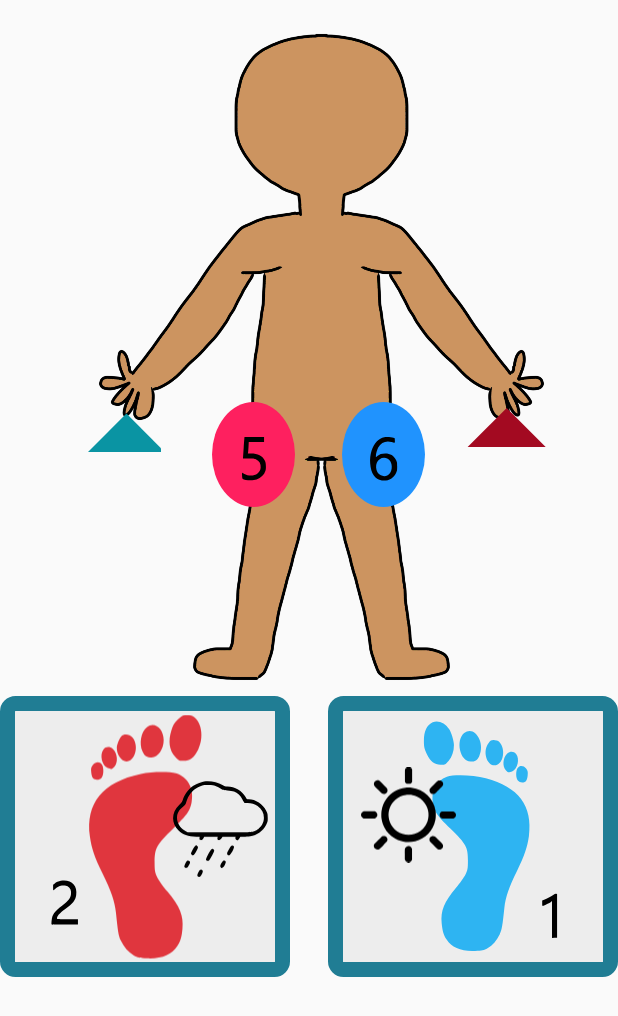
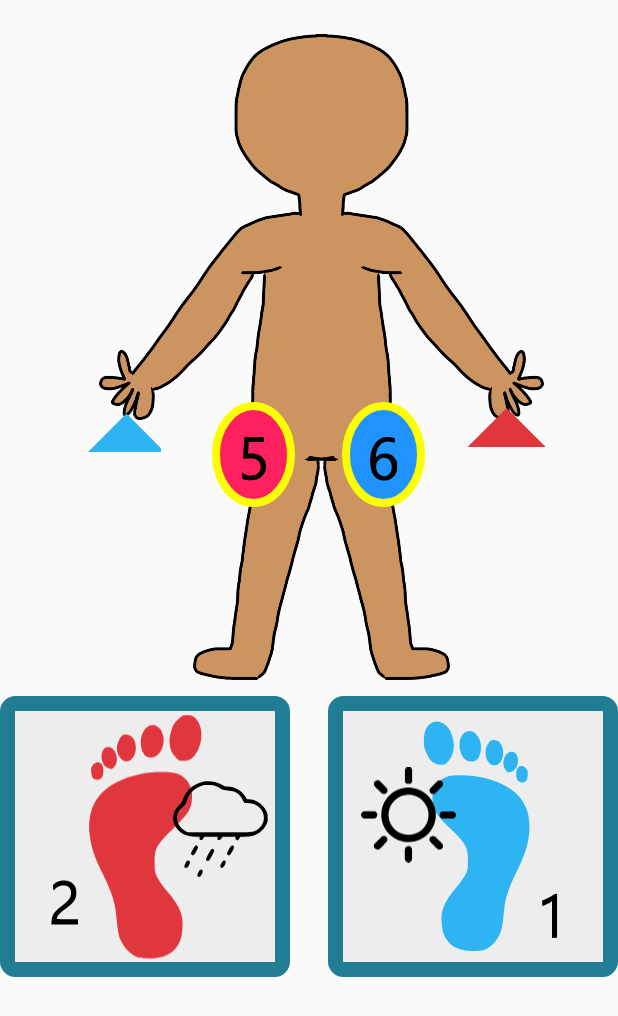
Before and after one commit to Toon-Van-Engeland/care-athon, an Android app: the screen it shows after launch (MainActivity), on a phone screen of 412 x 824 dp. Shown: the top 1016 px of the screen. Run offline under Robolectric (Android 15) with nearby library versions, the phone set to English and light mode, and no system bars; our stand-ins replace Firebase (no records; nobody signed in at launch, a user with empty details on screens opened directly).

Commit message:
Set border on circles and make icons and color optional on feet

```diff
--- a/GKarate/app/src/main/java/be/pxl/g_karate/MainActivity.java
+++ b/GKarate/app/src/main/java/be/pxl/g_karate/MainActivity.java
@@ -8,9 +8,7 @@ import android.os.Bundle;
 import android.view.View;
 import android.widget.ImageView;
 
-import java.util.ArrayList;
 import java.util.Hashtable;
-import java.util.List;
 import java.util.Map;
 
 import be.pxl.g_karate.api.ApiProxy;
@@ -24,9 +22,6 @@ public class MainActivity extends AppCompatActivity {
     Map<Integer, Integer> iconMap;
     Map<Integer, Integer> colorMap;
 
-    //List<Integer> handMomventsLeft;
-    //List<Integer> handMomventsRight;
-
     ImageView previousGestureLeft;
     ImageView previousGestureRight;
 
@@ -39,6 +34,12 @@ public class MainActivity extends AppCompatActivity {
     ImageView rightFootIconView;
 
     int currentPlaceInList;
+
+    int previousHandLeft;
+    int previousHandRight;
+
+    boolean iconOnFeetEnabled = true;
+    boolean colorOnFeetEnabled = true;
 
     Exercise exercise1 = new Exercise(1);
     ExerciseRepo repo = new ExerciseRepo(new ApiProxy());
@@ -55,6 +56,9 @@ public class MainActivity extends AppCompatActivity {
         rightFootView = findViewById(R.id.feet_right);
         rightFootIconView = findViewById(R.id.feet_right_symbol);
         rightFootNumberView = findViewById(R.id.feet_right_index);
+
+        iconOnFeetEnabled = getIntent().getBooleanExtra("iconEnabled", true);
+        colorOnFeetEnabled = getIntent().getBooleanExtra("colorEnabled", true);
 
         circlesOnHumanBody = new Hashtable<>();
         circlesOnHumanBody.put(1, R.id.ear_left);
@@ -93,7 +97,7 @@ public class MainActivity extends AppCompatActivity {
         colorMap.put(6, Color.rgb(251,255,0));
 
         exercise1.addHandMovementLeft(5);
-        exercise1.addHandMovementLeft(6);
+        exercise1.addHandMovementLeft(5);
         exercise1.addHandMovementLeft(7);
         exercise1.addHandMovementLeft(3);
         exercise1.addHandMovementLeft(-1);
@@ -120,7 +124,7 @@ public class MainActivity extends AppCompatActivity {
         exercise1.addFootMovementsRight(1);
         exercise1.addFootMovementsRight(3);
 
-        repo.addExercise(exercise1);
+//        repo.addExercise(exercise1);
 
         currentPlaceInList = 0;
 
@@ -177,25 +181,36 @@ public class MainActivity extends AppCompatActivity {
         if (currentPlaceLeft != -1) {
             ImageView currentGestureLeft = findViewById(circlesOnHumanBody.get(currentPlaceLeft));
             currentGestureLeft.setImageIcon(Icon.createWithResource(this, numbersMap.get(currentPlaceLeft)));
-            currentGestureLeft.setBackgroundResource(R.drawable.circle_red);
+            if (previousHandLeft == currentPlaceLeft) {
+                currentGestureLeft.setBackgroundResource(R.drawable.circle_red);
+            } else {
+                currentGestureLeft.setBackgroundResource(R.drawable.circle_red_yellow_border);
+            }
             currentGestureLeft.setVisibility(View.VISIBLE);
-
             previousGestureLeft = currentGestureLeft;
         } else {
             previousGestureLeft = null;
         }
 
+        previousHandLeft = currentPlaceLeft;
+
         //Set right icon and cirkel on if gesture is needed
         if (currentPlaceRight != -1) {
             ImageView currentGestureRight = findViewById(circlesOnHumanBody.get(currentPlaceRight));
             currentGestureRight.setImageIcon(Icon.createWithResource(this, numbersMap.get(currentPlaceRight)));
-            currentGestureRight.setBackgroundResource(R.drawable.circle_blue);
+            if (previousHandRight == currentPlaceRight) {
+                currentGestureRight.setBackgroundResource(R.drawable.circle_blue);
+            } else {
+                currentGestureRight.setBackgroundResource(R.drawable.circle_blue_yellow_border);
+            }
             currentGestureRight.setVisibility(View.VISIBLE);
 
             previousGestureRight = currentGestureRight;
         } else {
             previousGestureRight = null;
         }
+
+        previousHandRight = currentPlaceRight;
     }
 
     public void handleFootMovements() {
@@ -208,9 +223,15 @@ public class MainActivity extends AppCompatActivity {
 
         //Set all icons of the left foot
         if (currentPlaceLeftFoot != -1) {
-            leftFootView.setImageIcon(Icon.createWithResource(this, R.drawable.ic_left_footprint).setTint(colorMap.get(currentPlaceLeftFoot)));
+            Icon icon = Icon.createWithResource(this, R.drawable.ic_left_footprint).setTint(colorMap.get(currentPlaceLeftFoot));
+            if (!colorOnFeetEnabled) {
+                icon.setTint(Color.rgb(0,0,0));
+            }
+            leftFootView.setImageIcon(icon);
             leftFootNumberView.setImageIcon(Icon.createWithResource(this, numbersMap.get(currentPlaceLeftFoot)));
-            leftFootIconView.setImageIcon(Icon.createWithResource(this, iconMap.get(currentPlaceLeftFoot)));
+            if (iconOnFeetEnabled) {
+                leftFootIconView.setImageIcon(Icon.createWithResource(this, iconMap.get(currentPlaceLeftFoot)));
+            }
         } else {
             leftFootView.setImageIcon(null);
             leftFootNumberView.setImageIcon(null);
@@ -219,9 +240,15 @@ public class MainActivity extends AppCompatActivity {
 
         //Set all icons of the right foot
         if (currentPlaceRightFoot != -1) {
-            rightFootView.setImageIcon(Icon.createWithResource(this, R.drawable.ic_right_footprint).setTint(colorMap.get(currentPlaceRightFoot)));
+            Icon icon = Icon.createWithResource(this, R.drawable.ic_right_footprint).setTint(colorMap.get(currentPlaceRightFoot));
+            if(!colorOnFeetEnabled) {
+                icon.setTint(Color.rgb(0,0,0));
+            }
+            rightFootView.setImageIcon(icon);
             rightFootNumberView.setImageIcon(Icon.createWithResource(this, numbersMap.get(currentPlaceRightFoot)));
-            rightFootIconView.setImageIcon(Icon.createWithResource(this, iconMap.get(currentPlaceRightFoot)));
+            if(iconOnFeetEnabled) {
+                rightFootIconView.setImageIcon(Icon.createWithResource(this, iconMap.get(currentPlaceRightFoot)));
+            }
         } else {
             rightFootView.setImageIcon(null);
             rightFootNumberView.setImageIcon(null);
--- /dev/null
+++ b/GKarate/app/src/main/res/drawable/circle_blue_yellow_border.xml
@@ -0,0 +1,13 @@
+<?xml version="1.0" encoding="utf-8"?>
+<shape
+    xmlns:android="http://schemas.android.com/apk/res/android"
+    android:shape="oval">
+    <solid
+        android:color="#2093fe" />
+    <size
+        android:width="120dp"
+        android:height="120dp"/>
+    <stroke
+        android:width="5dp"
+        android:color="#fbff00" />
+</shape>
--- /dev/null
+++ b/GKarate/app/src/main/res/drawable/circle_red_yellow_border.xml
@@ -0,0 +1,13 @@
+<?xml version="1.0" encoding="utf-8"?>
+<shape
+    xmlns:android="http://schemas.android.com/apk/res/android"
+    android:shape="oval">
+    <solid
+        android:color="#fe205f" />
+    <size
+        android:width="120dp"
+        android:height="120dp"/>
+    <stroke
+        android:width="5dp"
+        android:color="#fbff00" />
+</shape>
--- a/GKarate/app/src/main/res/drawable/ic_left_footprint.xml
+++ b/GKarate/app/src/main/res/drawable/ic_left_footprint.xml
@@ -1,6 +1,7 @@
 <vector xmlns:android="http://schemas.android.com/apk/res/android"
     android:width="256dp"
     android:height="256dp"
+    android:tint="#e0363e"
     android:viewportWidth="256"
     android:viewportHeight="256">
   <path
--- a/GKarate/app/src/main/res/drawable/ic_right_footprint.xml
+++ b/GKarate/app/src/main/res/drawable/ic_right_footprint.xml
@@ -2,6 +2,7 @@
     android:width="256dp"
     android:height="256dp"
     android:viewportWidth="256"
+    android:tint="#2eb4f2"
     android:viewportHeight="256">
   <path
       android:pathData="M79.5,1.4c-6.6,3 -9.8,9.7 -9.8,20.9 0,6.6 0.5,8.6 3.2,14.2 4.2,8.5 8.5,11.8 15.3,11.9 4.7,0.1 5.3,-0.2 8.8,-4.2 3.9,-4.4 6,-10.5 6,-17.6 0,-4.3 -2.7,-13.3 -5.2,-17.4 -4.3,-7 -12.4,-10.5 -18.3,-7.8z"
--- a/GKarate/app/src/main/res/drawable/triangle_left.xml
+++ b/GKarate/app/src/main/res/drawable/triangle_left.xml
@@ -9,7 +9,7 @@
             <shape
                 android:shape="rectangle" >
                 <solid
-                    android:color="#0a94a3 " />
+                    android:color="#2eb4f2 " />
             </shape>
         </rotate>
     </item>
--- a/GKarate/app/src/main/res/drawable/triangle_right.xml
+++ b/GKarate/app/src/main/res/drawable/triangle_right.xml
@@ -9,7 +9,7 @@
             <shape
                 android:shape="rectangle" >
                 <solid
-                    android:color="#a30a21 " />
+                    android:color="#e0363e " />
             </shape>
         </rotate>
     </item>
```
